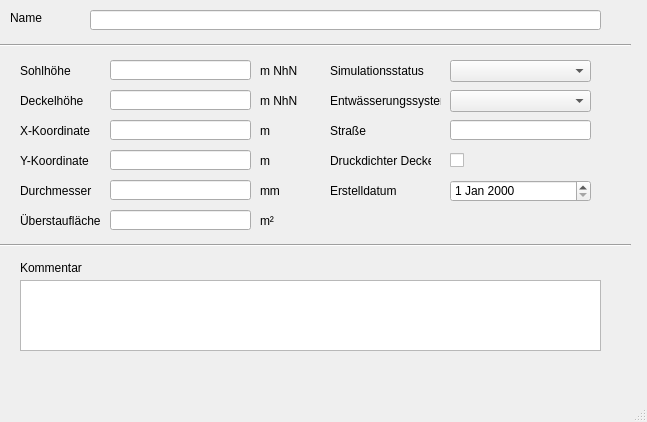
The window that templates/schaechte.ui (hoettges/QKan) describes before a commit, drawn with Qt 5.
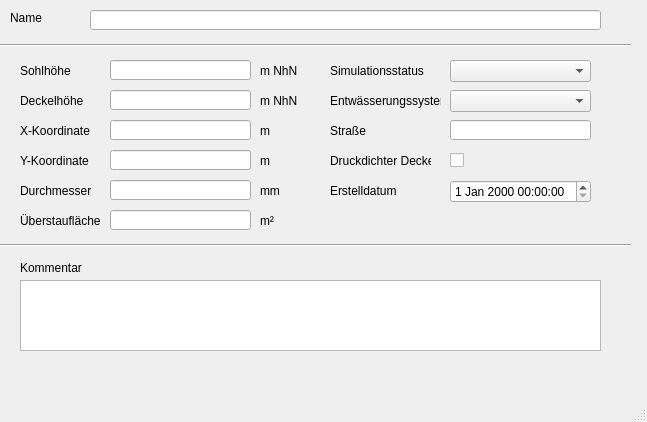
The same window after the commit. Custom widgets are drawn as their Qt base class.

What changed in the file:
```diff
--- a/templates/schaechte.ui
+++ b/templates/schaechte.ui
@@ -344,16 +344,6 @@
      <string/>
     </property>
    </widget>
-   <widget class="QDateEdit" name="createdat">
-    <property name="geometry">
-     <rect>
-      <x>450</x>
-      <y>180</y>
-      <width>141</width>
-      <height>22</height>
-     </rect>
-    </property>
-   </widget>
    <widget class="QTextEdit" name="kommentar">
     <property name="geometry">
      <rect>
@@ -423,6 +413,16 @@
      </rect>
     </property>
    </widget>
+   <widget class="QgsDateTimeEdit" name="createdat_2">
+    <property name="geometry">
+     <rect>
+      <x>450</x>
+      <y>180</y>
+      <width>141</width>
+      <height>23</height>
+     </rect>
+    </property>
+   </widget>
   </widget>
   <widget class="QMenuBar" name="menubar">
    <property name="geometry">
@@ -436,6 +436,13 @@
   </widget>
   <widget class="QStatusBar" name="statusbar"/>
  </widget>
+ <customwidgets>
+  <customwidget>
+   <class>QgsDateTimeEdit</class>
+   <extends>QDateTimeEdit</extends>
+   <header>qgsdatetimeedit.h</header>
+  </customwidget>
+ </customwidgets>
  <resources/>
  <connections/>
 </ui>
```
